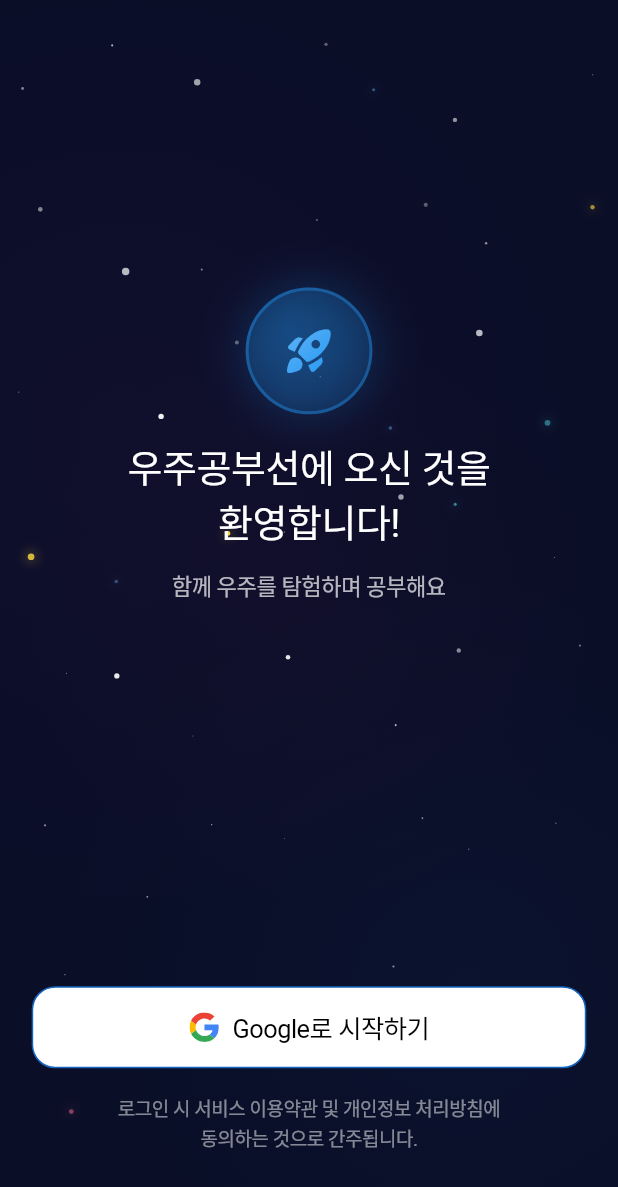
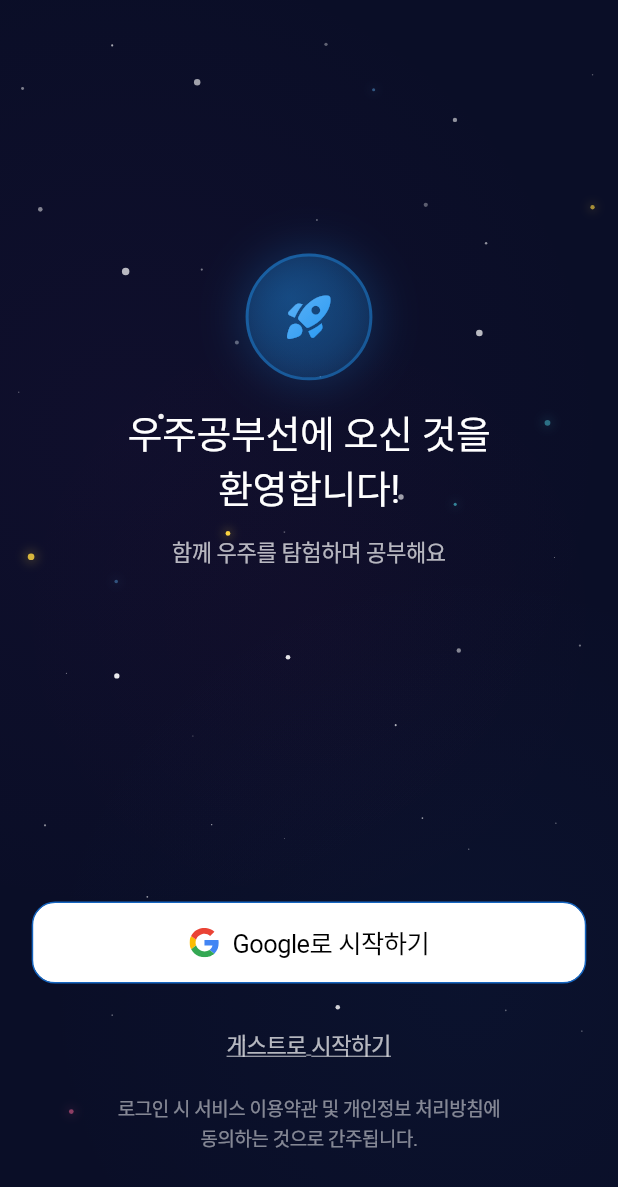
Before and after one commit to SpaceStudyShip/SpaceStudyShip-FE, a Flutter app: the screen it shows after launch, on a phone screen of 412 x 824 dp. Shown: the top 1187 px of the screen. Run offline on Flutter 3.47's test engine with Material 3 defaults, Android fonts, the light colour scheme and no system bars; our stand-ins replace device_info_plus, dio, firebase_analytics, firebase_auth, firebase_core, firebase_crashlytics and 16 more; accounts and stored records are empty; generated files the repository leaves out were written again; Roboto replaces fonts that are missing (Pretendard-Medium, Pretendard-SemiBold).

Commit message:
feat: 게스트 모드 인증 로직 추가 #14

```diff
--- a/lib/features/auth/domain/entities/auth_result_entity.dart
+++ b/lib/features/auth/domain/entities/auth_result_entity.dart
@@ -19,5 +19,11 @@ class AuthResultEntity with _$AuthResultEntity {
     ///
     /// true일 경우 닉네임 설정 페이지로 이동해야 합니다.
     required bool isNewUser,
+
+    /// 게스트 모드 여부
+    ///
+    /// true일 경우 데이터가 서버에 저장되지 않으며,
+    /// 소셜 탭 접근이 제한됩니다.
+    @Default(false) bool isGuest,
   }) = _AuthResultEntity;
 }
--- a/lib/features/auth/presentation/screens/login_screen.dart
+++ b/lib/features/auth/presentation/screens/login_screen.dart
@@ -2,7 +2,6 @@ import 'dart:io' show Platform;
 
 import 'package:flutter/material.dart';
 import 'package:flutter_riverpod/flutter_riverpod.dart';
-
 import '../../../../core/constants/app_colors.dart';
 import '../../../../core/constants/spacing_and_radius.dart';
 import '../../../../core/constants/text_styles.dart';
@@ -43,6 +42,12 @@ class _LoginScreenState extends ConsumerState<LoginScreen> {
       if (!mounted) return;
       _showLoginError();
     }
+  }
+
+  Future<void> _handleGuestSignIn() async {
+    AppSnackBar.warning(context, '게스트 모드에서는 정보가 저장되지 않습니다');
+    await ref.read(authNotifierProvider.notifier).signInAsGuest();
+    // GoRouter redirect가 /login → /onboarding으로 자동 이동
   }
 
   void _showLoginError() {
@@ -151,9 +156,27 @@ class _LoginScreenState extends ConsumerState<LoginScreen> {
 
                   SizedBox(height: AppSpacing.s16),
 
+                  // 게스트로 시작하기
+                  FadeSlideIn(
+                    delay: const Duration(milliseconds: 500),
+                    child: TextButton(
+                      onPressed: isLoading ? null : _handleGuestSignIn,
+                      child: Text(
+                        '게스트로 시작하기',
+                        style: AppTextStyles.paragraph_14.copyWith(
+                          color: AppColors.textSecondary,
+                          decoration: TextDecoration.underline,
+                          decorationColor: AppColors.textSecondary,
+                        ),
+                      ),
+                    ),
+                  ),
+
+                  SizedBox(height: AppSpacing.s8),
+
                   // 약관 안내
                   FadeSlideIn(
-                    delay: const Duration(milliseconds: 500),
+                    delay: const Duration(milliseconds: 600),
                     child: Text(
                       '로그인 시 서비스 이용약관 및 개인정보 처리방침에\n동의하는 것으로 간주됩니다.',
                       textAlign: TextAlign.center,
```
Also changed, not shown: lib/features/auth/presentation/providers/auth_provider.dart (+54 -5 lines), lib/features/auth/domain/entities/auth_result_entity.freezed.dart, lib/features/auth/presentation/providers/auth_provider.g.dart.
